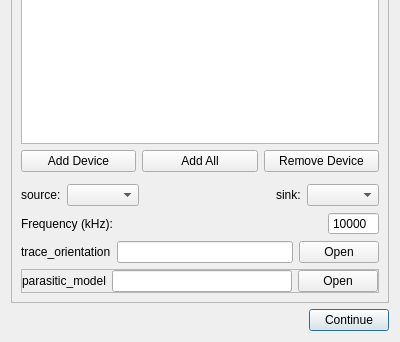
The window that qt/ui/electricalSetup.ui (e3da/PowerSynth2-gui) describes before a commit, drawn with Qt 5; both pictures show x 0 to 400 and y 205 to 547 of the 400 by 547 pixel window.
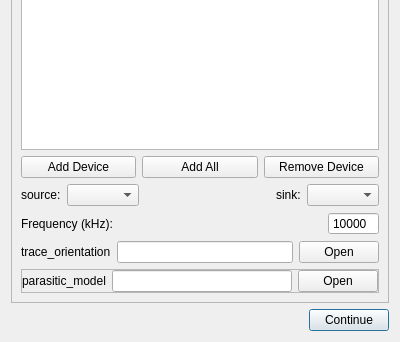
The same window after the commit.

```diff
--- a/qt/ui/electricalSetup.ui
+++ b/qt/ui/electricalSetup.ui
@@ -147,7 +147,7 @@
         <item>
          <layout class="QHBoxLayout" name="horizontalLayout_5">
           <property name="bottomMargin">
-           <number>6</number>
+           <number>0</number>
           </property>
           <item>
            <widget class="QPushButton" name="btn_add_device">
```
